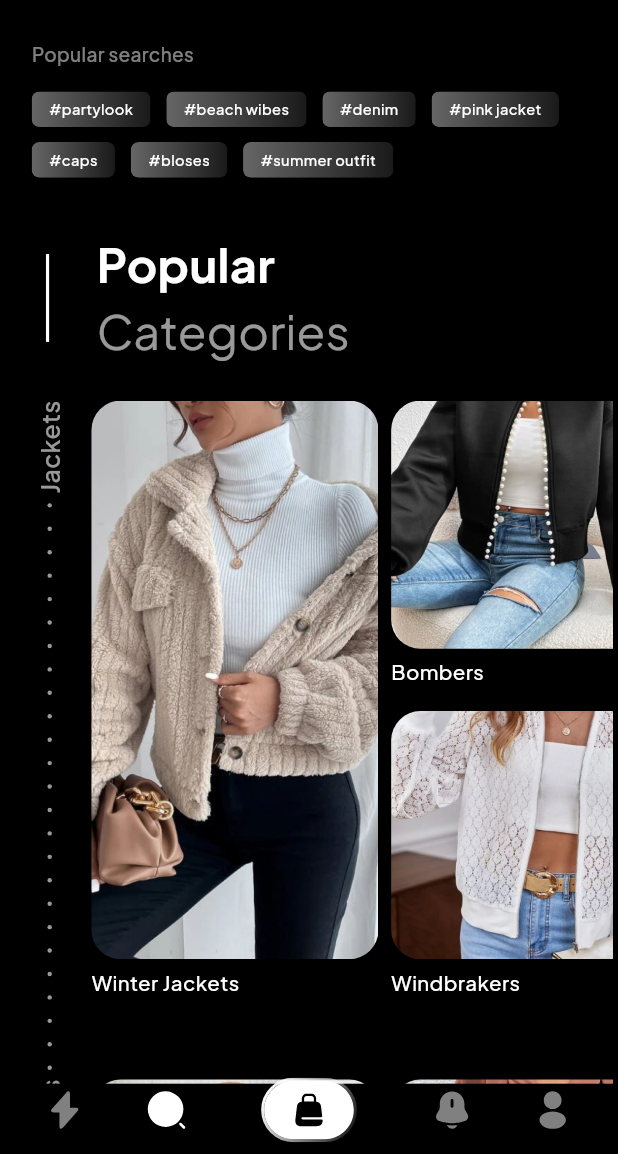
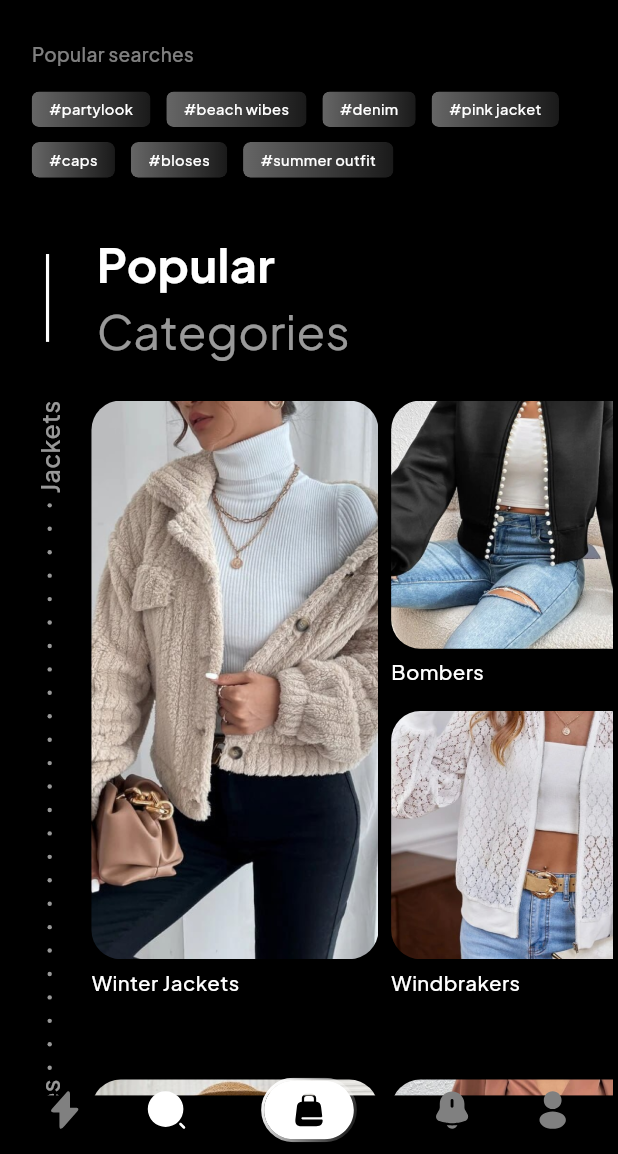
Before and after one commit to Saidmirzo/e_commerce, a Flutter app: the screen it shows after launch, swiped to page 2, on a phone screen of 412 x 824 dp, the part 82-1236 px from its top. Run offline on Flutter 3.47's test engine with Material 2 defaults, Android fonts, the phone set to English and light mode, and no system bars; our stand-ins replace another_xlider, flutter_screenutil, flutter_svg, flutter_switch, mask_text_input_formatter, video_player.

Commit message:
fixed bottom navigation bar

```diff
--- a/lib/presentation/pages/main/components/my_app_bar.dart
+++ b/lib/presentation/pages/main/components/my_app_bar.dart
@@ -43,7 +43,7 @@ class _MyBottomNavigationBarState extends State<MyBottomNavigationBar> {
             left: 0,
             right: 0,
             child: Container(
-              height: 48.h,
+              height: 40.h,
               color: AppColors.black,
             ),
           ),
@@ -67,9 +67,7 @@ class _MyBottomNavigationBarState extends State<MyBottomNavigationBar> {
                   },
                   icon: SvgPicture.asset(
                     Assets.icons.search,
-                    color: activeIndex == 1
-                        ? AppColors.accentColor
-                        : null,
+                    color: activeIndex == 1 ? AppColors.accentColor : null,
                   ),
                 ),
                 IconButton(
```
